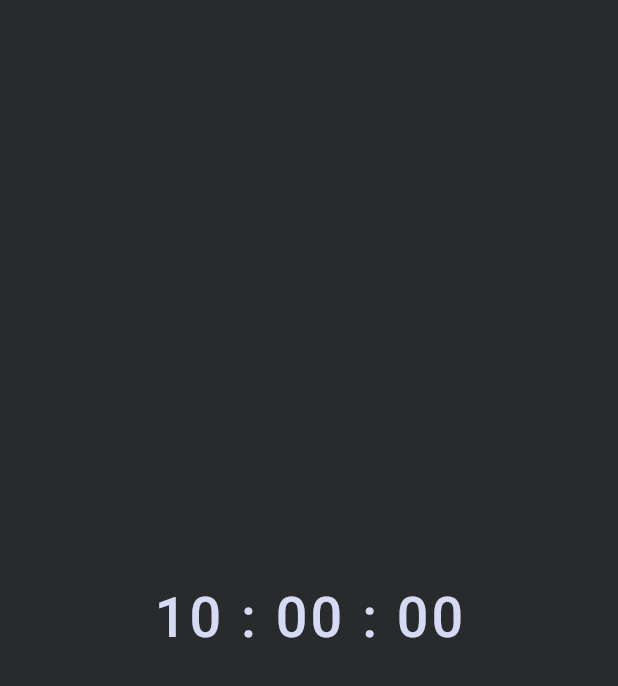
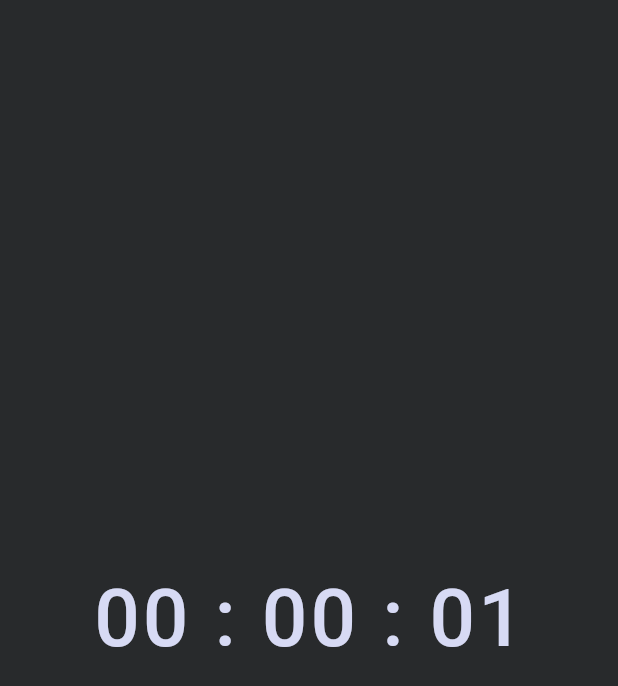
Before and after one commit to hafedh049/timer, a Flutter app: the first screen one second after launch, on a phone screen of 412 x 824 dp. Shown: the top 686 px of the screen. Run offline on Flutter 3.47's test engine with Material 3 defaults, Android fonts, the phone set to English and light mode, and no system bars; drawn by our look-alikes of flutter_animate; our stand-ins replace responsive_sizer.

Commit message:
Update counter.dart

```diff
--- a/lib/counter.dart
+++ b/lib/counter.dart
@@ -13,7 +13,7 @@ class Counter extends StatefulWidget {
 }
 
 class _CounterState extends State<Counter> {
-  int _duration = 36000000;
+  int _duration = 1000;
 
   final GlobalKey<State> _counterKey = GlobalKey<State>();
 
@@ -21,12 +21,16 @@ class _CounterState extends State<Counter> {
 
   @override
   void initState() {
-    _timer = Timer.periodic(1.seconds, (Timer timer) {
-      _counterKey.currentState!.setState(() => _duration -= 1000);
-      if (_duration == 0) {
-        _timer.cancel();
-      }
-    });
+    _timer = Timer.periodic(
+      1.seconds,
+      (Timer timer) {
+        if (_duration == 0) {
+          _timer.cancel();
+        } else {
+          _counterKey.currentState!.setState(() => _duration -= 1000);
+        }
+      },
+    );
     super.initState();
   }
 
@@ -65,11 +69,11 @@ class _CounterState extends State<Counter> {
                 mainAxisSize: MainAxisSize.min,
                 mainAxisAlignment: MainAxisAlignment.center,
                 children: <Widget>[
-                  Text(duration[0], style: TextStyle(color: white, fontSize: 25.sp, fontWeight: FontWeight.w500, letterSpacing: 2)),
-                  Text(" : ", style: TextStyle(color: white, fontSize: 25.sp, fontWeight: FontWeight.w500, letterSpacing: 2)),
-                  Text(duration[1], style: TextStyle(color: white, fontSize: 25.sp, fontWeight: FontWeight.w500, letterSpacing: 2)),
-                  Text(" : ", style: TextStyle(color: white, fontSize: 25.sp, fontWeight: FontWeight.w500, letterSpacing: 2)),
-                  Text(duration[2], style: TextStyle(color: white, fontSize: 25.sp, fontWeight: FontWeight.w500, letterSpacing: 2)),
+                  Text(duration[0], style: TextStyle(color: white, fontSize: 30.sp, fontWeight: FontWeight.w500, letterSpacing: 2)),
+                  Text(" : ", style: TextStyle(color: white, fontSize: 30.sp, fontWeight: FontWeight.w500, letterSpacing: 2)),
+                  Text(duration[1], style: TextStyle(color: white, fontSize: 30.sp, fontWeight: FontWeight.w500, letterSpacing: 2)),
+                  Text(" : ", style: TextStyle(color: white, fontSize: 30.sp, fontWeight: FontWeight.w500, letterSpacing: 2)),
+                  Text(duration[2], style: TextStyle(color: white, fontSize: 30.sp, fontWeight: FontWeight.w500, letterSpacing: 2)),
                 ],
               ),
             );
```
